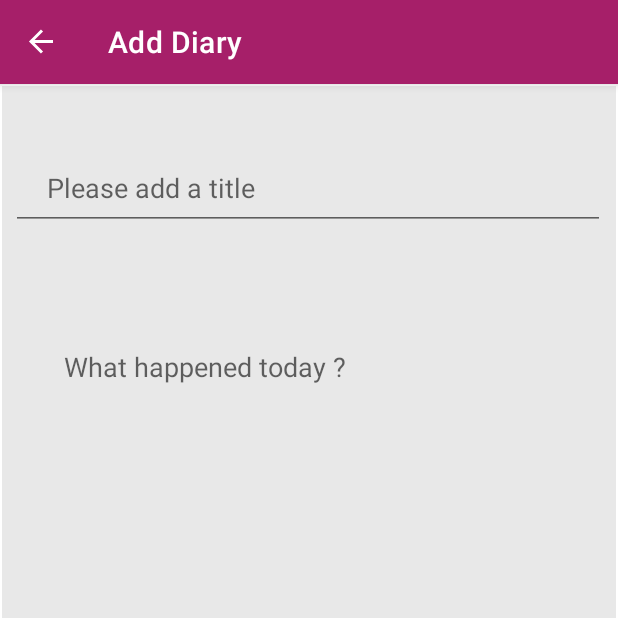
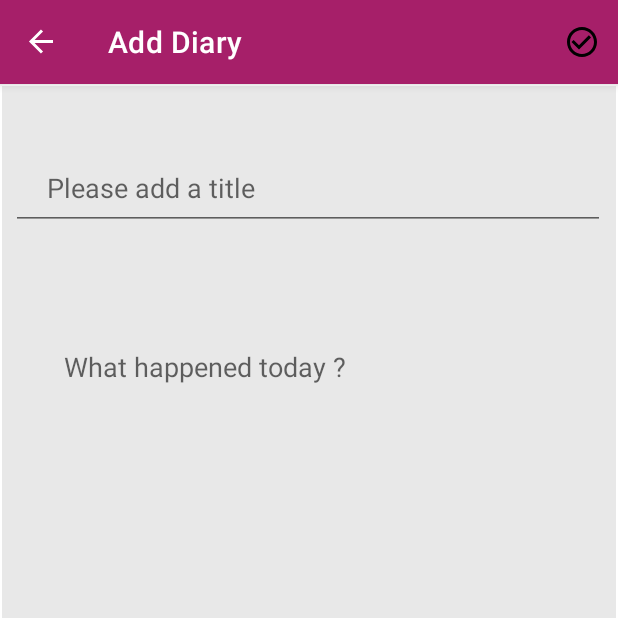
Before and after one commit to ozancanguz/DiaryApp, an Android app: the AddFragment screen opened through its navigation route, on a phone screen of 412 x 824 dp, the top half of it. Run offline under Robolectric (Android 15) with nearby library versions, the phone set to English and light mode, and no system bars; our stand-ins replace navigation-ui.

Commit message:
-add fragment menu created

```diff
--- a/app/src/main/java/com/ozancanguz/diaryapp/ui/fragments/add/AddFragment.kt
+++ b/app/src/main/java/com/ozancanguz/diaryapp/ui/fragments/add/AddFragment.kt
@@ -1,10 +1,8 @@
 package com.ozancanguz.diaryapp.ui.fragments.add
 
 import android.os.Bundle
+import android.view.*
 import androidx.fragment.app.Fragment
-import android.view.LayoutInflater
-import android.view.View
-import android.view.ViewGroup
 import androidx.navigation.fragment.findNavController
 import com.ozancanguz.diaryapp.R
 import com.ozancanguz.diaryapp.databinding.FragmentAddBinding
@@ -25,9 +23,16 @@ class AddFragment : Fragment() {
         val view = binding.root
 
 
+        // set menu
+        setHasOptionsMenu(true)
 
         return view
     }
 
+    override fun onCreateOptionsMenu(menu: Menu, inflater: MenuInflater) {
+        inflater.inflate(R.menu.add_fragment_menu,menu)
+        super.onCreateOptionsMenu(menu, inflater)
+    }
+
 
 }
--- /dev/null
+++ b/app/src/main/res/drawable/ic_baseline_check_circle_outline_24.xml
@@ -0,0 +1,5 @@
+<vector android:height="24dp" android:tint="#000000"
+    android:viewportHeight="24" android:viewportWidth="24"
+    android:width="24dp" xmlns:android="http://schemas.android.com/apk/res/android">
+    <path android:fillColor="@android:color/white" android:pathData="M16.59,7.58L10,14.17l-3.59,-3.58L5,12l5,5 8,-8zM12,2C6.48,2 2,6.48 2,12s4.48,10 10,10 10,-4.48 10,-10S17.52,2 12,2zM12,20c-4.42,0 -8,-3.58 -8,-8s3.58,-8 8,-8 8,3.58 8,8 -3.58,8 -8,8z"/>
+</vector>
--- /dev/null
+++ b/app/src/main/res/menu/add_fragment_menu.xml
@@ -0,0 +1,12 @@
+<?xml version="1.0" encoding="utf-8"?>
+<menu xmlns:android="http://schemas.android.com/apk/res/android"
+    xmlns:app="http://schemas.android.com/apk/res-auto">
+
+    <item
+        android:id="@+id/menu_add"
+        android:title="Add"
+        android:icon="@drawable/ic_baseline_check_circle_outline_24"
+        android:iconTint="@color/white"
+        app:showAsAction="ifRoom"/>
+
+</menu>
```
